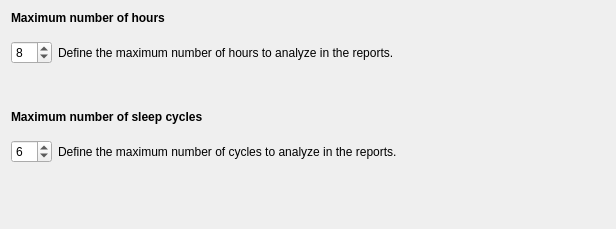
First picture: the form in tools/CEAMSTools/PowerSpectralAnalysis/HoursCyclesStep/Ui_HoursCyclesStep.ui, repository SnoozToolbox/snooz-package-ceams, before the edit.
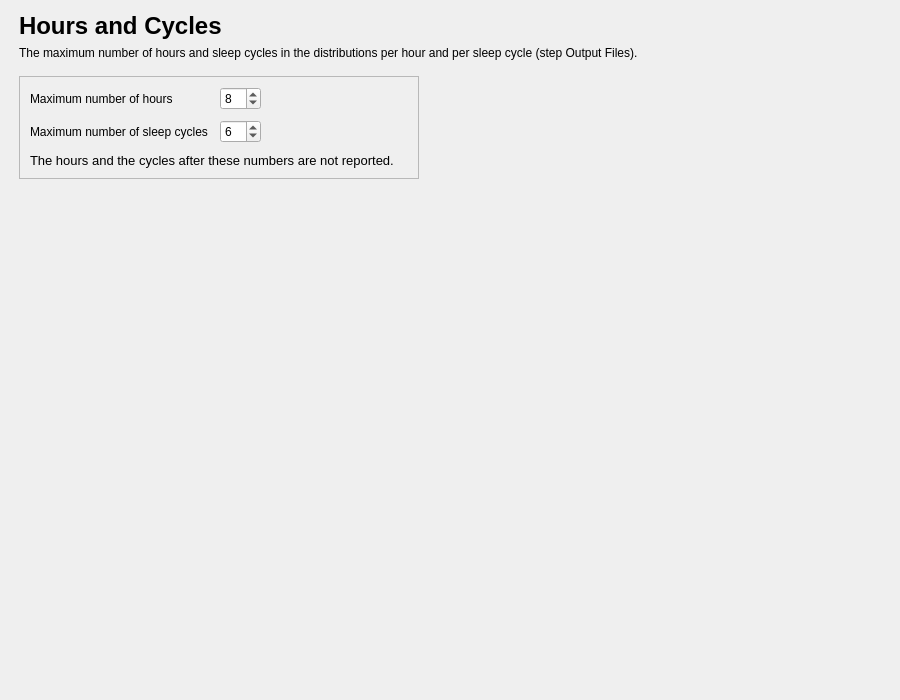
Second picture: the form after the edit.

Commit message: Analyze EEG Spectral Power: redesigned pages (tool 4.6.3, package 7.6.0)

```diff
--- a/tools/CEAMSTools/PowerSpectralAnalysis/HoursCyclesStep/Ui_HoursCyclesStep.ui
+++ b/tools/CEAMSTools/PowerSpectralAnalysis/HoursCyclesStep/Ui_HoursCyclesStep.ui
@@ -6,139 +6,232 @@
    <rect>
     <x>0</x>
     <y>0</y>
-    <width>616</width>
-    <height>229</height>
+    <width>900</width>
+    <height>700</height>
    </rect>
   </property>
   <property name="windowTitle">
    <string/>
   </property>
   <layout class="QVBoxLayout" name="verticalLayout">
+   <property name="leftMargin">
+    <number>19</number>
+   </property>
+   <property name="topMargin">
+    <number>12</number>
+   </property>
+   <property name="rightMargin">
+    <number>19</number>
+   </property>
+   <property name="bottomMargin">
+    <number>12</number>
+   </property>
    <item>
-    <widget class="QLabel" name="label">
-     <property name="text">
-      <string>&lt;html&gt;&lt;head/&gt;&lt;body&gt;&lt;p&gt;&lt;span style=&quot; font-weight:600;&quot;&gt;Maximum number of hours&lt;/span&gt;&lt;/p&gt;&lt;/body&gt;&lt;/html&gt;</string>
+    <layout class="QHBoxLayout" name="content_row" stretch="1,0">
+     <property name="leftMargin">
+      <number>0</number>
      </property>
-    </widget>
-   </item>
-   <item>
-    <spacer name="verticalSpacer_3">
-     <property name="orientation">
-      <enum>Qt::Vertical</enum>
+     <property name="topMargin">
+      <number>0</number>
      </property>
-     <property name="sizeType">
-      <enum>QSizePolicy::Fixed</enum>
+     <property name="rightMargin">
+      <number>0</number>
      </property>
-     <property name="sizeHint" stdset="0">
-      <size>
-       <width>20</width>
-       <height>10</height>
-      </size>
+     <property name="bottomMargin">
+      <number>0</number>
      </property>
-    </spacer>
-   </item>
-   <item>
-    <layout class="QHBoxLayout" name="horizontalLayout">
      <item>
-      <widget class="QSpinBox" name="spinBox_hours">
-       <property name="minimum">
-        <number>1</number>
-       </property>
-       <property name="maximum">
-        <number>48</number>
-       </property>
-       <property name="value">
-        <number>8</number>
-       </property>
-      </widget>
-     </item>
-     <item>
-      <widget class="QLabel" name="label_3">
-       <property name="text">
-        <string>Define the maximum number of hours to analyze in the reports.</string>
-       </property>
-      </widget>
-     </item>
-     <item>
-      <spacer name="horizontalSpacer">
-       <property name="orientation">
-        <enum>Qt::Horizontal</enum>
-       </property>
-       <property name="sizeHint" stdset="0">
+      <widget class="QWidget" name="content_widget" native="true">
+       <property name="maximumSize">
         <size>
-         <width>40</width>
-         <height>20</height>
+         <width>800</width>
+         <height>16777215</height>
         </size>
        </property>
-      </spacer>
-     </item>
-    </layout>
-   </item>
-   <item>
-    <spacer name="verticalSpacer_2">
-     <property name="orientation">
-      <enum>Qt::Vertical</enum>
-     </property>
-     <property name="sizeType">
-      <enum>QSizePolicy::Minimum</enum>
-     </property>
-     <property name="sizeHint" stdset="0">
-      <size>
-       <width>20</width>
-       <height>40</height>
-      </size>
-     </property>
-    </spacer>
-   </item>
-   <item>
-    <widget class="QLabel" name="label_2">
-     <property name="text">
-      <string>&lt;html&gt;&lt;head/&gt;&lt;body&gt;&lt;p&gt;&lt;span style=&quot; font-weight:600;&quot;&gt;Maximum number of sleep cycles&lt;/span&gt;&lt;/p&gt;&lt;/body&gt;&lt;/html&gt;</string>
-     </property>
-    </widget>
-   </item>
-   <item>
-    <spacer name="verticalSpacer_4">
-     <property name="orientation">
-      <enum>Qt::Vertical</enum>
-     </property>
-     <property name="sizeType">
-      <enum>QSizePolicy::Fixed</enum>
-     </property>
-     <property name="sizeHint" stdset="0">
-      <size>
-       <width>20</width>
-       <height>10</height>
-      </size>
-     </property>
-    </spacer>
-   </item>
-   <item>
-    <layout class="QHBoxLayout" name="horizontalLayout_2">
-     <item>
-      <widget class="QSpinBox" name="spinBox_cycles">
-       <property name="minimum">
-        <number>1</number>
-       </property>
-       <property name="maximum">
-        <number>12</number>
-       </property>
-       <property name="value">
-        <number>6</number>
-       </property>
+       <layout class="QVBoxLayout" name="content_layout">
+        <property name="spacing">
+         <number>16</number>
+        </property>
+        <property name="leftMargin">
+         <number>0</number>
+        </property>
+        <property name="topMargin">
+         <number>0</number>
+        </property>
+        <property name="rightMargin">
+         <number>0</number>
+        </property>
+        <property name="bottomMargin">
+         <number>0</number>
+        </property>
+        <item>
+         <layout class="QVBoxLayout" name="header_layout">
+          <property name="spacing">
+           <number>6</number>
+          </property>
+          <item>
+           <widget class="QLabel" name="title_label">
+            <property name="font">
+             <font>
+              <pointsize>18</pointsize>
+              <bold>true</bold>
+             </font>
+            </property>
+            <property name="text">
+             <string>Hours and Cycles</string>
+            </property>
+           </widget>
+          </item>
+          <item>
+           <widget class="QLabel" name="subtitle_label">
+            <property name="text">
+             <string>The maximum number of hours and sleep cycles in the distributions per hour and per sleep cycle (step Output Files).</string>
+            </property>
+            <property name="wordWrap">
+             <bool>true</bool>
+            </property>
+            <property name="variant" stdset="0">
+             <string notr="true">help</string>
+            </property>
+           </widget>
+          </item>
+         </layout>
+        </item>
+        <item>
+         <layout class="QHBoxLayout" name="limits_row" stretch="1,1">
+          <property name="spacing">
+           <number>16</number>
+          </property>
+          <item>
+           <widget class="QFrame" name="limits_card">
+            <property name="frameShape">
+             <enum>QFrame::Shape::StyledPanel</enum>
+            </property>
+            <property name="frameShadow">
+             <enum>QFrame::Shadow::Raised</enum>
+            </property>
+            <layout class="QVBoxLayout" name="limits_card_layout">
+             <property name="spacing">
+              <number>10</number>
+             </property>
+             <property name="leftMargin">
+              <number>10</number>
+             </property>
+             <property name="topMargin">
+              <number>10</number>
+             </property>
+             <property name="rightMargin">
+              <number>10</number>
+             </property>
+             <property name="bottomMargin">
+              <number>10</number>
+             </property>
+             <item>
+              <layout class="QGridLayout" name="limits_grid">
+               <property name="horizontalSpacing">
+                <number>12</number>
+               </property>
+               <property name="verticalSpacing">
+                <number>10</number>
+               </property>
+               <item row="0" column="0">
+                <widget class="QLabel" name="label">
+                 <property name="text">
+                  <string>Maximum number of hours</string>
+                 </property>
+                </widget>
+               </item>
+               <item row="0" column="1">
+                <widget class="QSpinBox" name="spinBox_hours">
+                 <property name="minimum">
+                  <number>1</number>
+                 </property>
+                 <property name="maximum">
+                  <number>48</number>
+                 </property>
+                 <property name="value">
+                  <number>8</number>
+                 </property>
+                </widget>
+               </item>
+               <item row="1" column="0">
+                <widget class="QLabel" name="label_2">
+                 <property name="text">
+                  <string>Maximum number of sleep cycles</string>
+                 </property>
+                </widget>
+               </item>
+               <item row="1" column="1">
+                <widget class="QSpinBox" name="spinBox_cycles">
+                 <property name="minimum">
+                  <number>1</number>
+                 </property>
+                 <property name="maximum">
+                  <number>12</number>
+                 </property>
+                 <property name="value">
+                  <number>6</number>
+                 </property>
+                </widget>
+               </item>
+               <item row="0" column="3">
+                <spacer name="limits_grid_spacer">
+                 <property name="orientation">
+                  <enum>Qt::Orientation::Horizontal</enum>
+                 </property>
+                 <property name="sizeHint" stdset="0">
+                  <size>
+                   <width>40</width>
+                   <height>20</height>
+                  </size>
+                 </property>
+                </spacer>
+               </item>
+              </layout>
+             </item>
+             <item>
+              <widget class="QLabel" name="limits_help_label">
+               <property name="font">
+                <font>
+                 <pointsize>10</pointsize>
+                </font>
+               </property>
+               <property name="text">
+                <string>The hours and the cycles after these numbers are not reported.</string>
+               </property>
+               <property name="wordWrap">
+                <bool>true</bool>
+               </property>
+               <property name="variant" stdset="0">
+                <string notr="true">help</string>
+               </property>
+              </widget>
+             </item>
+            </layout>
+           </widget>
+          </item>
+          <item>
+           <spacer name="limits_row_spacer">
+            <property name="orientation">
+             <enum>Qt::Orientation::Horizontal</enum>
+            </property>
+            <property name="sizeHint" stdset="0">
+             <size>
+              <width>40</width>
+              <height>20</height>
+             </size>
+            </property>
+           </spacer>
+          </item>
+         </layout>
+        </item>
+       </layout>
       </widget>
      </item>
      <item>
-      <widget class="QLabel" name="label_4">
-       <property name="text">
-        <string>Define the maximum number of cycles to analyze in the reports.</string>
-       </property>
-      </widget>
-     </item>
-     <item>
-      <spacer name="horizontalSpacer_2">
+      <spacer name="content_spacer">
        <property name="orientation">
-        <enum>Qt::Horizontal</enum>
+        <enum>Qt::Orientation::Horizontal</enum>
        </property>
        <property name="sizeHint" stdset="0">
         <size>
@@ -157,8 +250,8 @@
      </property>
      <property name="sizeHint" stdset="0">
       <size>
-       <width>20</width>
-       <height>9</height>
+       <width>40</width>
+       <height>20</height>
       </size>
      </property>
     </spacer>
```
Left out of the diff: 8 changed lines with no effect on the pictures. The commit also changes 47 other files.
